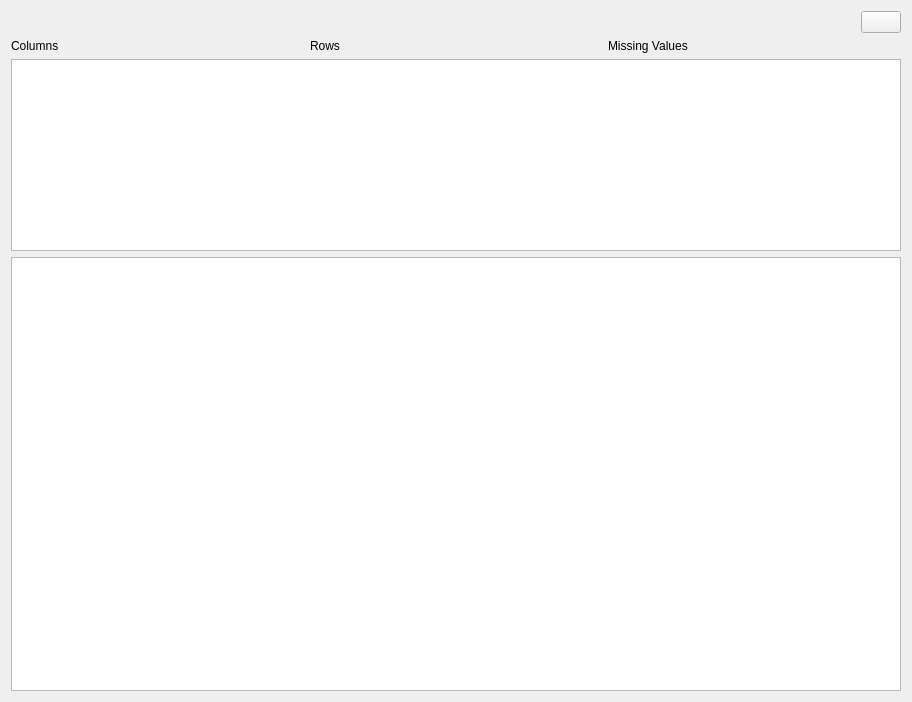
Old version of the form src/widgets/csvdatatableinfo.ui in the repository N1vn0vem8er/cutetoolbox.
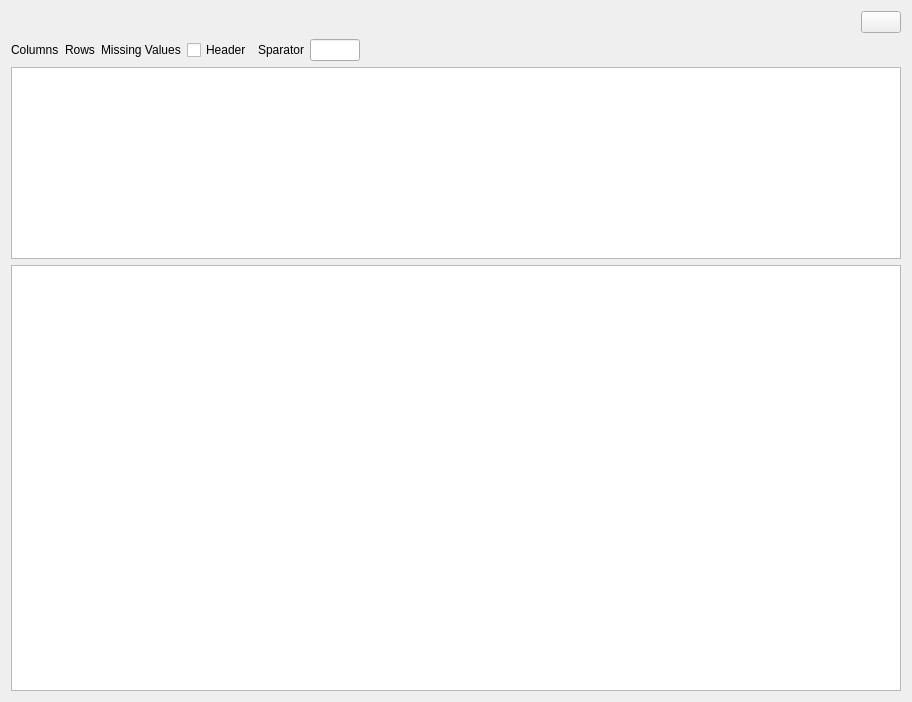
New version of the form. Icons and pictures are not drawn.

Commit message: Implemented table preview

```diff
--- a/src/widgets/csvdatatableinfo.ui
+++ b/src/widgets/csvdatatableinfo.ui
@@ -64,6 +64,52 @@
        </property>
       </widget>
      </item>
+     <item>
+      <widget class="QCheckBox" name="headerCheckBox">
+       <property name="text">
+        <string>Header</string>
+       </property>
+      </widget>
+     </item>
+     <item>
+      <widget class="QLabel" name="label">
+       <property name="text">
+        <string>Sparator</string>
+       </property>
+      </widget>
+     </item>
+     <item>
+      <widget class="QLineEdit" name="separatorLineEdit">
+       <property name="sizePolicy">
+        <sizepolicy hsizetype="Fixed" vsizetype="Fixed">
+         <horstretch>0</horstretch>
+         <verstretch>0</verstretch>
+        </sizepolicy>
+       </property>
+       <property name="maximumSize">
+        <size>
+         <width>50</width>
+         <height>16777215</height>
+        </size>
+       </property>
+       <property name="maxLength">
+        <number>1</number>
+       </property>
+      </widget>
+     </item>
+     <item>
+      <spacer name="horizontalSpacer_2">
+       <property name="orientation">
+        <enum>Qt::Orientation::Horizontal</enum>
+       </property>
+       <property name="sizeHint" stdset="0">
+        <size>
+         <width>40</width>
+         <height>20</height>
+        </size>
+       </property>
+      </spacer>
+     </item>
     </layout>
    </item>
    <item>
```
The commit also changes 1 other file.
